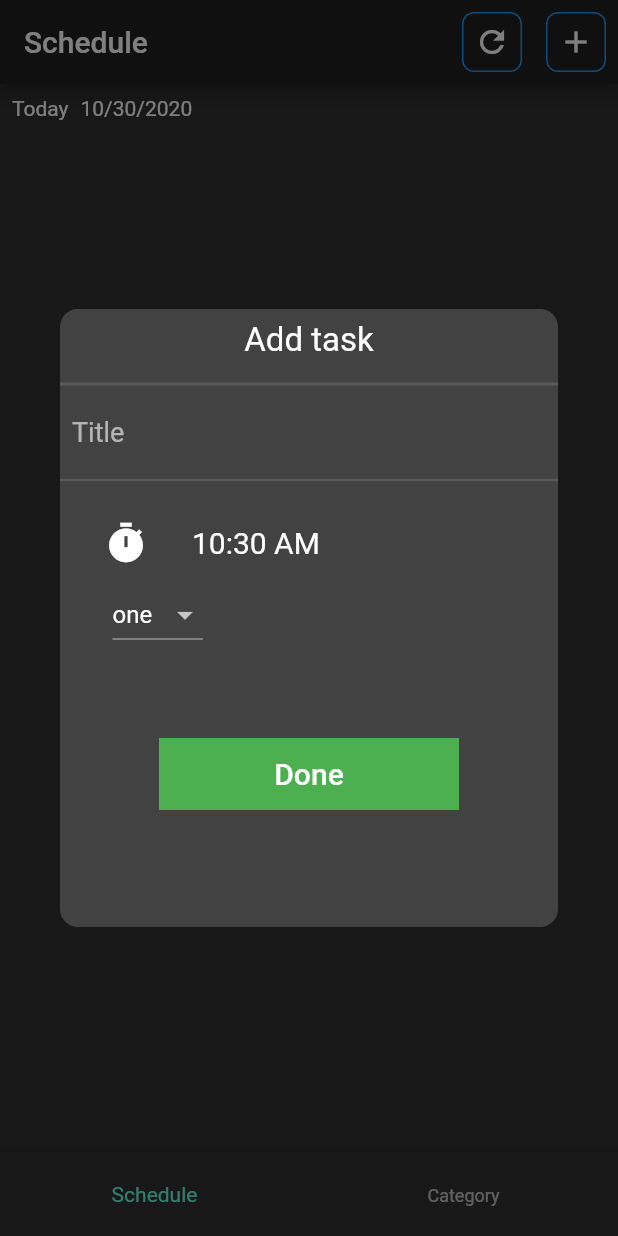
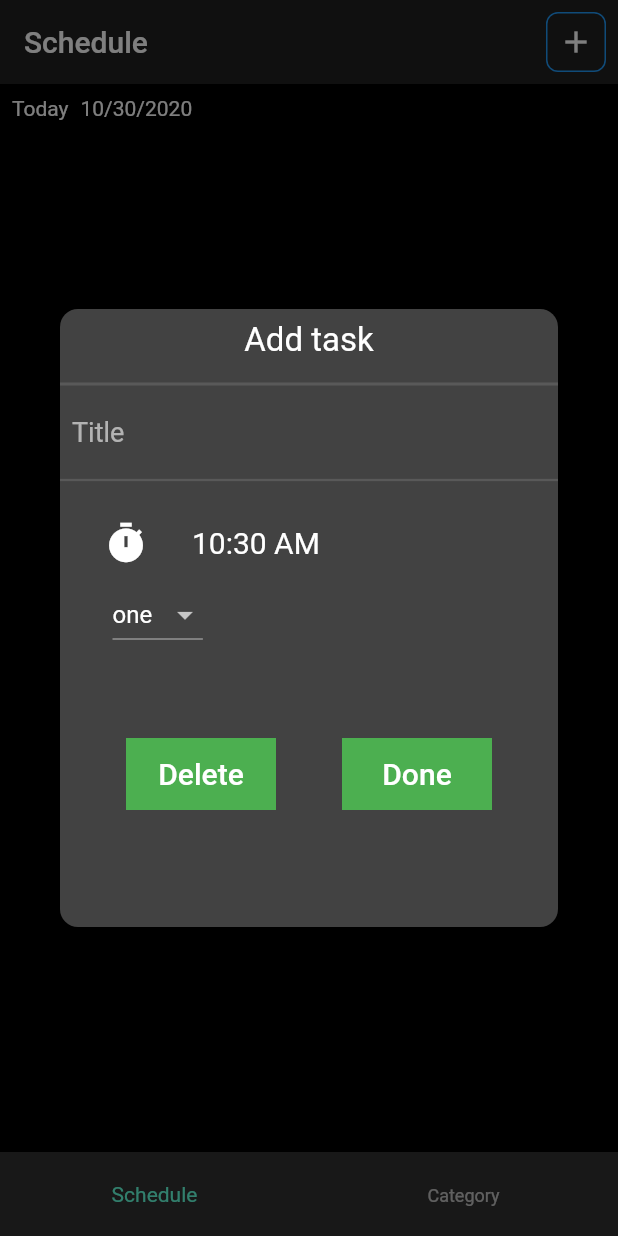
Before and after one commit to austinevick/todo-app, a Flutter app: the screen it shows after launch, after a tap on the "add" icon, on a phone screen of 412 x 824 dp. Run offline on Flutter 3.47's test engine with Material 2 defaults, Android fonts, the phone set to English and light mode, and no system bars; drawn by our look-alikes of liquid_pull_to_refresh; our stand-ins replace sqflite, table_calendar; missing offline and left inert: random_color; accounts and stored records are empty.

Commit message:
update task provider

```diff
--- a/lib/screens/add_task_screen.dart
+++ b/lib/screens/add_task_screen.dart
@@ -4,6 +4,9 @@ import 'package:todo_app/models/task.dart';
 import 'package:todo_app/provider/task_provider.dart';
 
 class AddTaskScreen extends StatefulWidget {
+  final Task task;
+
+  const AddTaskScreen({Key key, this.task}) : super(key: key);
   @override
   _AddTaskScreenState createState() => _AddTaskScreenState();
 }
@@ -13,6 +16,15 @@ class _AddTaskScreenState extends State<AddTaskScreen> {
   var currentTime = TimeOfDay.now();
   var items = ['one', 'two', 'three'];
   String initialValue = 'one';
+
+  @override
+  void initState() {
+    if (widget.task != null) {
+      titleController.text = widget.task.title;
+    }
+    super.initState();
+  }
+
   @override
   Widget build(BuildContext context) {
     return Dialog(
@@ -110,16 +122,35 @@ class _AddTaskScreenState extends State<AddTaskScreen> {
                   children: <Widget>[
                     Container(
                         color: Colors.green,
-                        width: 200,
+                        width: 100,
+                        child: FlatButton(
+                            onPressed: () {
+                              Navigator.of(context).pop();
+                              tasks.deleteTask(widget.task.id);
+                              tasks.fetchTask();
+                            },
+                            child: Text(
+                              'Delete',
+                              style: TextStyle(fontSize: 20),
+                            ))),
+                    Container(
+                        color: Colors.green,
+                        width: 100,
                         child: FlatButton(
                             onPressed: () {
                               Navigator.of(context).pop();
                               Task task = new Task(
                                   title: titleController.text,
                                   date: currentTime.format(context).toString());
-                              task.complete = 0;
-                              tasks.addTask(task);
-                              print(task);
+                              if (widget.task == null) {
+                                task.complete = 0;
+                                tasks.addTask(task);
+                                print(task);
+                              } else {
+                                task.id = widget.task.id;
+                                tasks.updateTask(task);
+                              }
+                              tasks.fetchTask();
                             },
                             child: Text(
                               'Done',
--- a/lib/screens/home_screen.dart
+++ b/lib/screens/home_screen.dart
@@ -16,21 +16,26 @@ class _HomeScreenState extends State<HomeScreen> {
   final CalendarController calendarController = CalendarController();
   @override
   void initState() {
-    Provider.of<TaskProvider>(context, listen: false).fetchTask();
+    Provider.of<TaskProvider>(
+      context,
+      listen: false,
+    ).fetchTask();
     super.initState();
   }
 
   @override
   Widget build(BuildContext context) {
     return Scaffold(
+      backgroundColor: Colors.black,
       appBar: AppBar(
         actions: [
-          AddButton(icon: Icons.refresh, onTap: () {}),
           AddButton(
             icon: Icons.add,
             onTap: () => openCustomDialog(
               context: context,
-              child: AddTaskScreen(),
+              child: AddTaskScreen(
+                key: ValueKey('add'),
+              ),
             ),
           )
         ],
@@ -53,13 +58,6 @@ class _HomeScreenState extends State<HomeScreen> {
             ),
             Expanded(
                 flex: 4,
-                child: LiquidPullToRefresh(
-                  onRefresh: () {
-                    return Provider.of<TaskProvider>(
-                      context,
-                      listen: false,
-                    ).fetchTask();
-                  },
                 child: ListView.builder(
                     itemCount: tasksProvider.taskList.length,
                     itemBuilder: (
@@ -69,6 +67,12 @@ class _HomeScreenState extends State<HomeScreen> {
                       final task = tasksProvider.taskList[index];
                       return Card(
                         child: ListTile(
+                          onTap: () => openCustomDialog(
+                              context: context,
+                              child: AddTaskScreen(
+                                key: ValueKey('update'),
+                                task: task,
+                              )),
                           title: Text(task.title),
                           subtitle: Text('Personal'),
                           trailing: Checkbox(
@@ -94,8 +98,7 @@ class _HomeScreenState extends State<HomeScreen> {
                           ),
                         ),
                       );
-                      }),
-                ))
+                    }))
           ],
         ),
       ),
```
Also changed, not shown: lib/provider/task_provider.dart (+8 -0 lines). Lines whose indentation alone changed are shown as unchanged.
